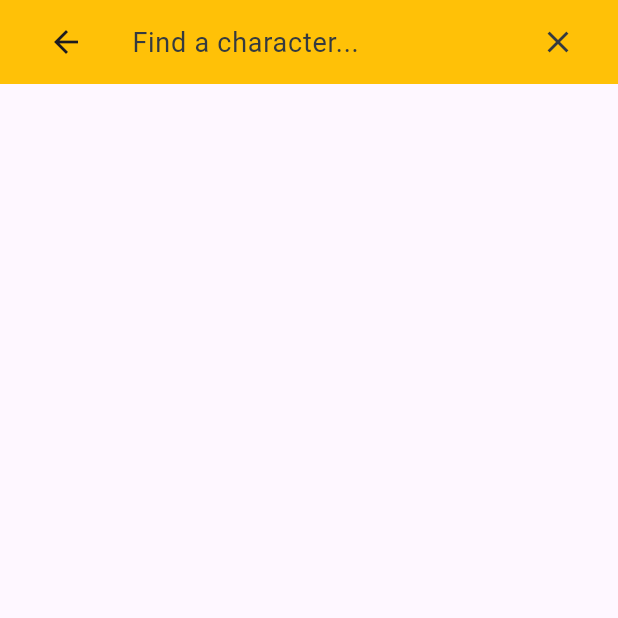
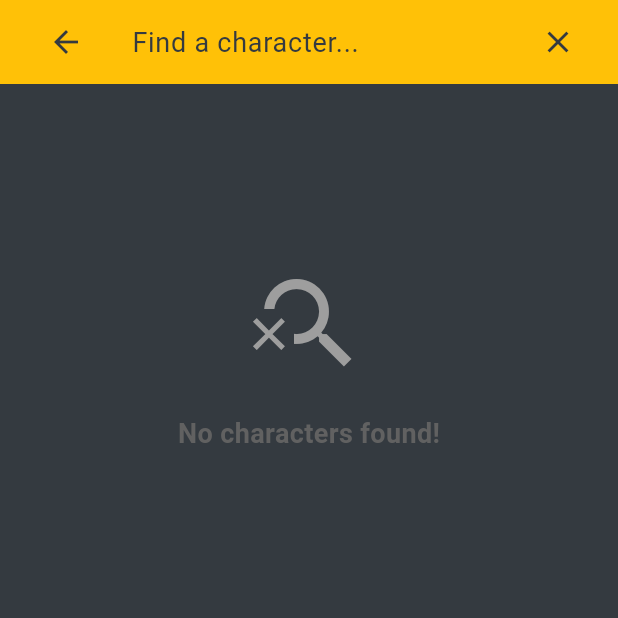
Before and after one commit to romisaa5/Characters_App, a Flutter app: the screen it shows after launch, after a tap on the "search" icon, on a phone screen of 412 x 824 dp, the top half of it. Run offline on Flutter 3.47's test engine with Material 3 defaults, Android fonts, the phone set to English and light mode, and no system bars; our stand-ins replace bloc, dio, flutter_bloc; network calls fail.

Commit message:
finsh search Appbar

```diff
--- a/lib/presentation/screens/home_screen.dart
+++ b/lib/presentation/screens/home_screen.dart
@@ -1,10 +1,10 @@
+import 'package:flutter/material.dart';
+import 'package:flutter_bloc/flutter_bloc.dart';
+import 'package:characters_app/constants/colors.dart';
 import 'package:characters_app/busniess_logic/cubit/characters_cubit.dart';
-import 'package:characters_app/constants/colors.dart';
 import 'package:characters_app/data/models/character.dart';
 import 'package:characters_app/presentation/widgets/custom_search_field.dart';
 import 'package:characters_app/presentation/widgets/success_characters.dart';
-import 'package:flutter/material.dart';
-import 'package:flutter_bloc/flutter_bloc.dart';
 
 class HomeScreen extends StatefulWidget {
   HomeScreen({super.key});
@@ -12,6 +12,7 @@ class HomeScreen extends StatefulWidget {
   @override
   State<HomeScreen> createState() => _HomeScreenState();
 }
+
 class _HomeScreenState extends State<HomeScreen> {
   List<Character> allCharacters = [];
   List<Character> searchedCharacters = [];
@@ -23,28 +24,39 @@ class _HomeScreenState extends State<HomeScreen> {
     BlocProvider.of<CharactersCubit>(context).getAllCharacters();
   }
 
-  void updateSearch(String searchQuery) {
+  void updateSearch(String query) {
     setState(() {
-      isSearching = searchQuery.isNotEmpty;
-      searchedCharacters = allCharacters
-          .where((character) =>
-              character.name.toLowerCase().startsWith(searchQuery.toLowerCase()))
+      isSearching = query.isNotEmpty;
+      searchedCharacters =
+          allCharacters
+              .where(
+                (character) => character.name.toLowerCase().startsWith(
+                  query.toLowerCase(),
+                ),
+              )
               .toList();
+    });
+  }
+
+  void clearSearch() {
+    setState(() {
+      isSearching = false;
+      searchedCharacters.clear();
     });
   }
 
   @override
   Widget build(BuildContext context) {
     return Scaffold(
+      backgroundColor: kScondryColor,
       appBar: AppBar(
         automaticallyImplyLeading: false,
         backgroundColor: kPrimaryColor,
-        title: CustomSearchField(
-          allCharacters: allCharacters,
-          onSearch: updateSearch,
+        title: CustomSearchField(onSearch: updateSearch),
       ),
-      ),
-      body: BlocBuilder<CharactersCubit, CharactersState>(
+      body: Container(
+        color: kScondryColor,
+        child: BlocBuilder<CharactersCubit, CharactersState>(
           builder: (context, state) {
             if (state is CharactersLoading) {
               return Center(child: CircularProgressIndicator());
@@ -52,7 +64,6 @@ class _HomeScreenState extends State<HomeScreen> {
               allCharacters = state.characters;
               return SuccessCharacters(
                 characters: isSearching ? searchedCharacters : allCharacters,
-
               );
             } else if (state is CharactersFailure) {
               return Center(child: Text('Error: ${state.errorMessage}'));
@@ -61,6 +72,7 @@ class _HomeScreenState extends State<HomeScreen> {
             }
           },
         ),
+      ),
     );
   }
 }
--- a/lib/presentation/widgets/custom_search_field.dart
+++ b/lib/presentation/widgets/custom_search_field.dart
@@ -1,41 +1,33 @@
 import 'package:characters_app/constants/colors.dart';
-import 'package:characters_app/data/models/character.dart';
 import 'package:flutter/material.dart';
 
 class CustomSearchField extends StatefulWidget {
-  const CustomSearchField({super.key, required this.allCharacters, required this.onSearch});
-  final List<Character> allCharacters;
- final Function(String) onSearch;
+  const CustomSearchField({super.key, required this.onSearch});
+
+  final Function(String) onSearch;
+
   @override
   State<CustomSearchField> createState() => _CustomSearchFieldState();
 }
 
 class _CustomSearchFieldState extends State<CustomSearchField> {
   bool isSearch = false;
-  List<Character> searchForCharacter = [];
   final _searchTextController = TextEditingController();
 
   @override
   Widget build(BuildContext context) {
-    return
-    AppBar(
+    return AppBar(
+      automaticallyImplyLeading: false,
       backgroundColor: kPrimaryColor,
-      title: isSearch ? buildAppbarSearch() : buildAppbarTitle(),actions:
-      buildAppBarActions()
-    ,);
-  }
-
-  void addSearchForItemToSearchedList(String searchedCharacter) {
-    setState(() {
-      searchForCharacter =
-          widget.allCharacters
-              .where(
-                (character) => character.name.toLowerCase().startsWith(
-                  searchedCharacter.toLowerCase(),
-                ),
-              )
-              .toList();
-    });
+      leading: isSearch
+          ? IconButton(
+              icon: Icon(Icons.arrow_back, color: kScondryColor),
+              onPressed: _stopSearching,
+            )
+          : null,
+      title: isSearch ? buildAppbarSearch() : buildAppbarTitle(),
+      actions: buildAppBarActions(),
+    );
   }
 
   List<Widget> buildAppBarActions() {
@@ -43,8 +35,8 @@ class _CustomSearchFieldState extends State<CustomSearchField> {
       return [
         IconButton(
           onPressed: () {
-            _clearSearch();
-            Navigator.pop(context);
+            _searchTextController.clear();
+            widget.onSearch('');
           },
           icon: Icon(Icons.clear, color: kScondryColor),
         ),
@@ -60,24 +52,16 @@ class _CustomSearchFieldState extends State<CustomSearchField> {
   }
 
   void startSearching() {
-    ModalRoute.of(
-      context,
-    )!.addLocalHistoryEntry(LocalHistoryEntry(onRemove: _stopSearching));
     setState(() {
       isSearch = true;
     });
   }
 
   void _stopSearching() {
-    _clearSearch();
     setState(() {
       isSearch = false;
-    });
-  }
-
-  void _clearSearch() {
-    setState(() {
       _searchTextController.clear();
+      widget.onSearch(''); // يعيد عرض جميع الشخصيات
     });
   }
 
@@ -102,8 +86,8 @@ class _CustomSearchFieldState extends State<CustomSearchField> {
         hintStyle: TextStyle(color: kScondryColor, fontSize: 18),
       ),
       style: TextStyle(color: kScondryColor, fontSize: 18),
-       onChanged: (query) {
-        widget.onSearch(query);
+      onChanged: (query) {
+        widget.onSearch(query); // البحث يتم في `HomeScreen`
       },
     );
   }
--- a/lib/presentation/widgets/success_characters.dart
+++ b/lib/presentation/widgets/success_characters.dart
@@ -14,9 +14,12 @@ class SuccessCharacters extends StatelessWidget {
   @override
   Widget build(BuildContext context) {
     return SingleChildScrollView(
-      child: Container(
+      child:
+         Container(
+
           color: kScondryColor,
-        child: GridView.builder(
+          child: characters.isNotEmpty
+              ? GridView.builder(
                   gridDelegate: SliverGridDelegateWithFixedCrossAxisCount(
                     crossAxisCount: 2,
                     childAspectRatio: 2 / 3,
@@ -30,8 +33,27 @@ class SuccessCharacters extends StatelessWidget {
                   itemBuilder: (context, index) {
                     return CharacterItem(character: characters[index]);
                   },
+                )
+              : Center( // ❌ Show this message when no results are found
+                  child: Column(
+                    mainAxisAlignment: MainAxisAlignment.center,
+                    children: [
+                       SizedBox(height: 120),
+                      Icon(Icons.search_off, size: 80, color: Colors.grey), // Display an icon
+                      SizedBox(height: 20),
+                      Text(
+                        'No characters found!',
+                        style: TextStyle(
+                          fontSize: 18,
+                          fontWeight: FontWeight.bold,
+                          color: Colors.grey[700],
                         ),
                       ),
+                    ],
+                  ),
+                ),
+        ),
+
     );
   }
 }
```
Lines whose indentation alone changed are shown as unchanged.
